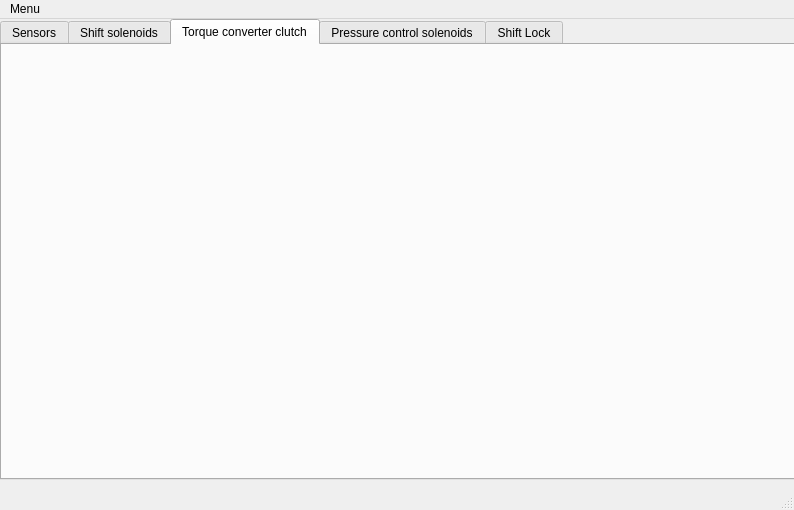
Before: the Qt Designer form tcu.ui in Amin-Golden/TCU_GUI, drawn with Qt 5.
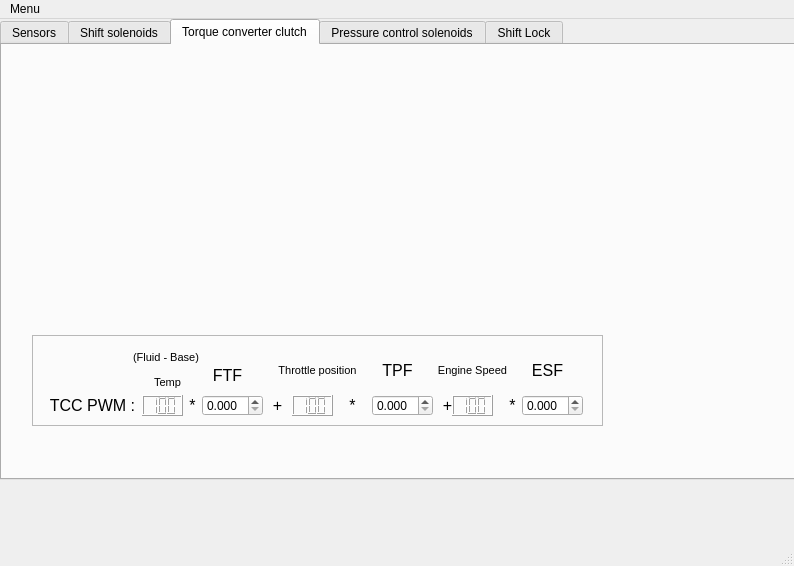
After: the same form once the commit is applied. The open tabs and pages were chosen to show the change. Icons and pictures are not drawn.

Diff of the .ui file:
```diff
--- a/tcu.ui
+++ b/tcu.ui
@@ -7,7 +7,7 @@
     <x>0</x>
     <y>0</y>
     <width>794</width>
-    <height>510</height>
+    <height>566</height>
    </rect>
   </property>
   <property name="windowTitle">
@@ -1426,6 +1426,361 @@
      <attribute name="title">
       <string>Torque converter clutch</string>
      </attribute>
+     <widget class="QFrame" name="frame">
+      <property name="geometry">
+       <rect>
+        <x>30</x>
+        <y>290</y>
+        <width>571</width>
+        <height>91</height>
+       </rect>
+      </property>
+      <property name="frameShape">
+       <enum>QFrame::StyledPanel</enum>
+      </property>
+      <property name="frameShadow">
+       <enum>QFrame::Raised</enum>
+      </property>
+      <widget class="QLabel" name="label_5">
+       <property name="geometry">
+        <rect>
+         <x>340</x>
+         <y>20</y>
+         <width>51</width>
+         <height>31</height>
+        </rect>
+       </property>
+       <property name="font">
+        <font>
+         <pointsize>12</pointsize>
+        </font>
+       </property>
+       <property name="text">
+        <string>TPF</string>
+       </property>
+       <property name="alignment">
+        <set>Qt::AlignCenter</set>
+       </property>
+      </widget>
+      <widget class="QLabel" name="label_2">
+       <property name="geometry">
+        <rect>
+         <x>170</x>
+         <y>30</y>
+         <width>51</width>
+         <height>21</height>
+        </rect>
+       </property>
+       <property name="font">
+        <font>
+         <pointsize>12</pointsize>
+        </font>
+       </property>
+       <property name="text">
+        <string>&lt;html&gt;&lt;head/&gt;&lt;body&gt;&lt;p align=&quot;center&quot;&gt;FTF&lt;/p&gt;&lt;/body&gt;&lt;/html&gt;</string>
+       </property>
+       <property name="alignment">
+        <set>Qt::AlignCenter</set>
+       </property>
+      </widget>
+      <widget class="QLabel" name="label_7">
+       <property name="geometry">
+        <rect>
+         <x>230</x>
+         <y>60</y>
+         <width>31</width>
+         <height>21</height>
+        </rect>
+       </property>
+       <property name="font">
+        <font>
+         <pointsize>12</pointsize>
+        </font>
+       </property>
+       <property name="text">
+        <string>+</string>
+       </property>
+       <property name="alignment">
+        <set>Qt::AlignCenter</set>
+       </property>
+      </widget>
+      <widget class="QDoubleSpinBox" name="TPF">
+       <property name="geometry">
+        <rect>
+         <x>340</x>
+         <y>60</y>
+         <width>61</width>
+         <height>21</height>
+        </rect>
+       </property>
+       <property name="decimals">
+        <number>3</number>
+       </property>
+      </widget>
+      <widget class="QLabel" name="label">
+       <property name="geometry">
+        <rect>
+         <x>10</x>
+         <y>50</y>
+         <width>101</width>
+         <height>41</height>
+        </rect>
+       </property>
+       <property name="font">
+        <font>
+         <pointsize>12</pointsize>
+        </font>
+       </property>
+       <property name="text">
+        <string>TCC PWM :</string>
+       </property>
+       <property name="alignment">
+        <set>Qt::AlignCenter</set>
+       </property>
+      </widget>
+      <widget class="QDoubleSpinBox" name="FTF">
+       <property name="geometry">
+        <rect>
+         <x>170</x>
+         <y>60</y>
+         <width>61</width>
+         <height>21</height>
+        </rect>
+       </property>
+       <property name="decimals">
+        <number>3</number>
+       </property>
+      </widget>
+      <widget class="QDoubleSpinBox" name="ESF">
+       <property name="geometry">
+        <rect>
+         <x>490</x>
+         <y>60</y>
+         <width>61</width>
+         <height>21</height>
+        </rect>
+       </property>
+       <property name="decimals">
+        <number>3</number>
+       </property>
+      </widget>
+      <widget class="QLabel" name="label_8">
+       <property name="geometry">
+        <rect>
+         <x>490</x>
+         <y>20</y>
+         <width>51</width>
+         <height>31</height>
+        </rect>
+       </property>
+       <property name="font">
+        <font>
+         <pointsize>12</pointsize>
+        </font>
+       </property>
+       <property name="text">
+        <string>ESF</string>
+       </property>
+       <property name="alignment">
+        <set>Qt::AlignCenter</set>
+       </property>
+      </widget>
+      <widget class="QLabel" name="label_9">
+       <property name="geometry">
+        <rect>
+         <x>400</x>
+         <y>60</y>
+         <width>31</width>
+         <height>21</height>
+        </rect>
+       </property>
+       <property name="font">
+        <font>
+         <pointsize>12</pointsize>
+        </font>
+       </property>
+       <property name="text">
+        <string>+</string>
+       </property>
+       <property name="alignment">
+        <set>Qt::AlignCenter</set>
+       </property>
+      </widget>
+      <widget class="QLCDNumber" name="fluid_base_tmp">
+       <property name="geometry">
+        <rect>
+         <x>110</x>
+         <y>60</y>
+         <width>41</width>
+         <height>21</height>
+        </rect>
+       </property>
+       <property name="digitCount">
+        <number>3</number>
+       </property>
+       <property name="value" stdset="0">
+        <double>100.000000000000000</double>
+       </property>
+      </widget>
+      <widget class="QLabel" name="label_11">
+       <property name="geometry">
+        <rect>
+         <x>150</x>
+         <y>60</y>
+         <width>21</width>
+         <height>21</height>
+        </rect>
+       </property>
+       <property name="font">
+        <font>
+         <pointsize>12</pointsize>
+        </font>
+       </property>
+       <property name="text">
+        <string>*</string>
+       </property>
+       <property name="alignment">
+        <set>Qt::AlignCenter</set>
+       </property>
+      </widget>
+      <widget class="QLabel" name="label_12">
+       <property name="geometry">
+        <rect>
+         <x>100</x>
+         <y>10</y>
+         <width>71</width>
+         <height>51</height>
+        </rect>
+       </property>
+       <property name="font">
+        <font>
+         <pointsize>12</pointsize>
+        </font>
+       </property>
+       <property name="text">
+        <string>&lt;html&gt;&lt;head/&gt;&lt;body&gt;&lt;p align=&quot;center&quot;&gt;&lt;span style=&quot; font-size:8pt;&quot;&gt;(Fluid - Base) &lt;/span&gt;&lt;/p&gt;&lt;p align=&quot;center&quot;&gt;&lt;span style=&quot; font-size:8pt;&quot;&gt;Temp&lt;/span&gt;&lt;/p&gt;&lt;/body&gt;&lt;/html&gt;</string>
+       </property>
+       <property name="alignment">
+        <set>Qt::AlignCenter</set>
+       </property>
+      </widget>
+      <widget class="QLabel" name="label_13">
+       <property name="geometry">
+        <rect>
+         <x>240</x>
+         <y>10</y>
+         <width>91</width>
+         <height>51</height>
+        </rect>
+       </property>
+       <property name="font">
+        <font>
+         <pointsize>12</pointsize>
+        </font>
+       </property>
+       <property name="text">
+        <string>&lt;html&gt;&lt;head/&gt;&lt;body&gt;&lt;p align=&quot;center&quot;&gt;&lt;a name=&quot;Throttle_position_sensor_(TPS)&quot;/&gt;&lt;span style=&quot; font-size:8pt;&quot;&gt;T&lt;/span&gt;&lt;span style=&quot; font-size:8pt;&quot;&gt;hrottle position&lt;/span&gt;&lt;/p&gt;&lt;/body&gt;&lt;/html&gt;</string>
+       </property>
+       <property name="alignment">
+        <set>Qt::AlignCenter</set>
+       </property>
+      </widget>
+      <widget class="QLCDNumber" name="TP">
+       <property name="geometry">
+        <rect>
+         <x>260</x>
+         <y>60</y>
+         <width>41</width>
+         <height>21</height>
+        </rect>
+       </property>
+       <property name="digitCount">
+        <number>3</number>
+       </property>
+       <property name="value" stdset="0">
+        <double>100.000000000000000</double>
+       </property>
+      </widget>
+      <widget class="QLabel" name="label_14">
+       <property name="geometry">
+        <rect>
+         <x>310</x>
+         <y>60</y>
+         <width>21</width>
+         <height>21</height>
+        </rect>
+       </property>
+       <property name="font">
+        <font>
+         <pointsize>12</pointsize>
+        </font>
+       </property>
+       <property name="text">
+        <string>*</string>
+       </property>
+       <property name="alignment">
+        <set>Qt::AlignCenter</set>
+       </property>
+      </widget>
+      <widget class="QLabel" name="label_15">
+       <property name="geometry">
+        <rect>
+         <x>470</x>
+         <y>60</y>
+         <width>21</width>
+         <height>21</height>
+        </rect>
+       </property>
+       <property name="font">
+        <font>
+         <pointsize>12</pointsize>
+        </font>
+       </property>
+       <property name="text">
+        <string>*</string>
+       </property>
+       <property name="alignment">
+        <set>Qt::AlignCenter</set>
+       </property>
+      </widget>
+      <widget class="QLCDNumber" name="ES">
+       <property name="geometry">
+        <rect>
+         <x>420</x>
+         <y>60</y>
+         <width>41</width>
+         <height>21</height>
+        </rect>
+       </property>
+       <property name="digitCount">
+        <number>3</number>
+       </property>
+       <property name="value" stdset="0">
+        <double>100.000000000000000</double>
+       </property>
+      </widget>
+      <widget class="QLabel" name="label_16">
+       <property name="geometry">
+        <rect>
+         <x>400</x>
+         <y>10</y>
+         <width>81</width>
+         <height>51</height>
+        </rect>
+       </property>
+       <property name="font">
+        <font>
+         <pointsize>12</pointsize>
+        </font>
+       </property>
+       <property name="text">
+        <string>&lt;html&gt;&lt;head/&gt;&lt;body&gt;&lt;p align=&quot;center&quot;&gt;&lt;span style=&quot; font-size:8pt;&quot;&gt;Engine Speed&lt;/span&gt;&lt;/p&gt;&lt;/body&gt;&lt;/html&gt;</string>
+       </property>
+       <property name="alignment">
+        <set>Qt::AlignCenter</set>
+       </property>
+      </widget>
+     </widget>
     </widget>
     <widget class="QWidget" name="PCS">
      <attribute name="title">
```
Left out of the diff: 274 changed lines with no effect on the pictures.
